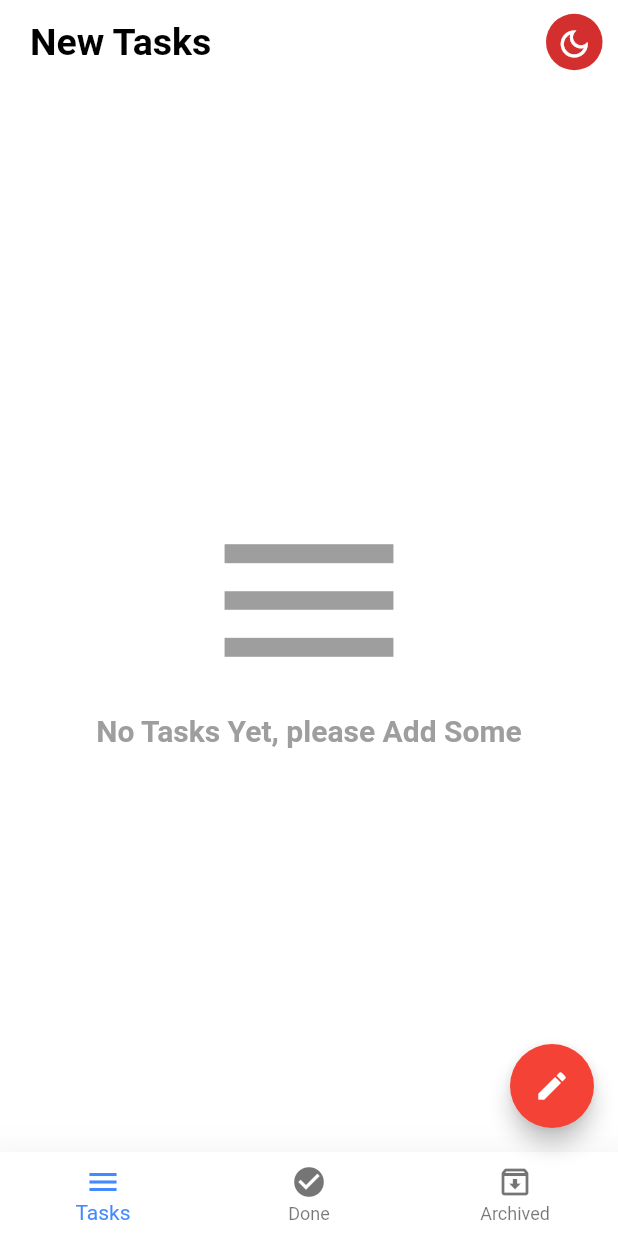
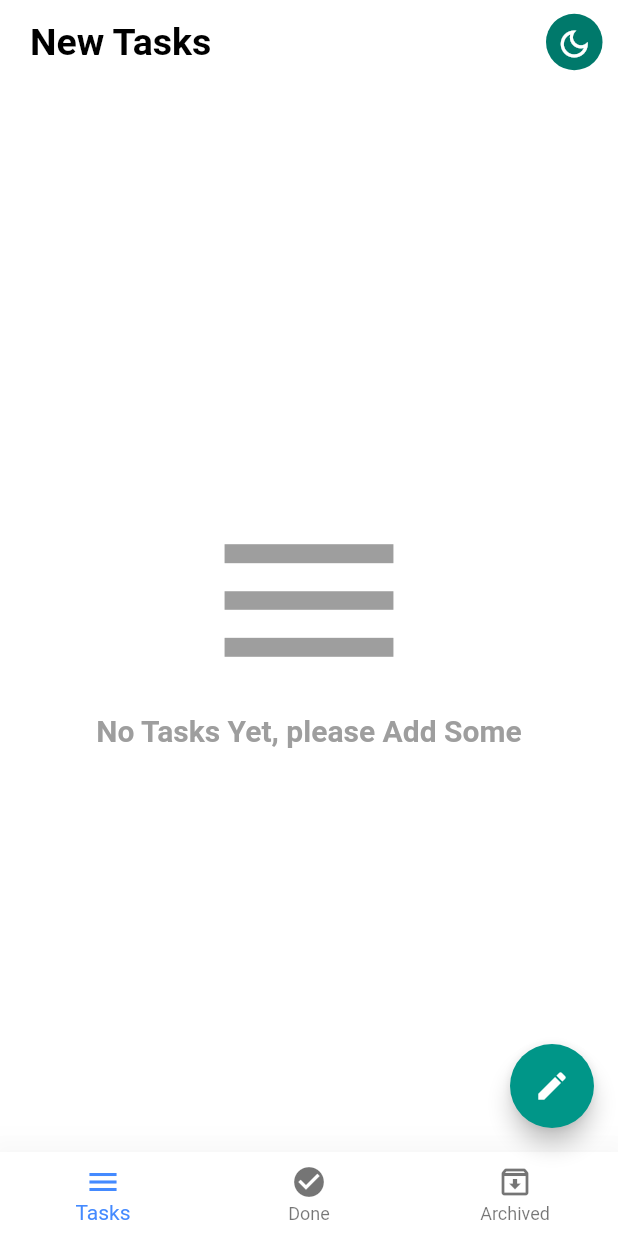
Before and after one commit to HusseinMohamed99/TO-DO, a Flutter app: the screen it shows after launch, on a phone screen of 412 x 824 dp. Run offline on Flutter 3.47's test engine with Material 2 defaults, Android fonts, the phone set to English and light mode, and no system bars; our stand-ins replace bloc, conditional_builder_null_safety, dio, flutter_bloc, flutter_screenutil, shared_preferences and 2 more; accounts and stored records are empty; Roboto replaces fonts that are missing (Jannah).

```diff
--- a/lib/styles/themes.dart
+++ b/lib/styles/themes.dart
@@ -44,7 +44,7 @@ class ThemeApp {
   );
   static final ThemeData lightTheme = ThemeData(
     scaffoldBackgroundColor: primaryLightColor,
-    primarySwatch: Colors.red,
+    primarySwatch: Colors.teal,
     appBarTheme: const AppBarTheme(
       titleSpacing: 20.0,
       systemOverlayStyle: SystemUiOverlayStyle(
--- a/pubspec.yaml
+++ b/pubspec.yaml
@@ -23,6 +23,7 @@ dependencies:
   conditional_builder_null_safety: ^0.0.6
   flutter_screenutil: ^5.8.4
   wakelock: ^0.6.2
+  google_fonts: ^5.1.0
 
 
 dev_dependencies:
```
Also changed, not shown: pubspec.lock.
